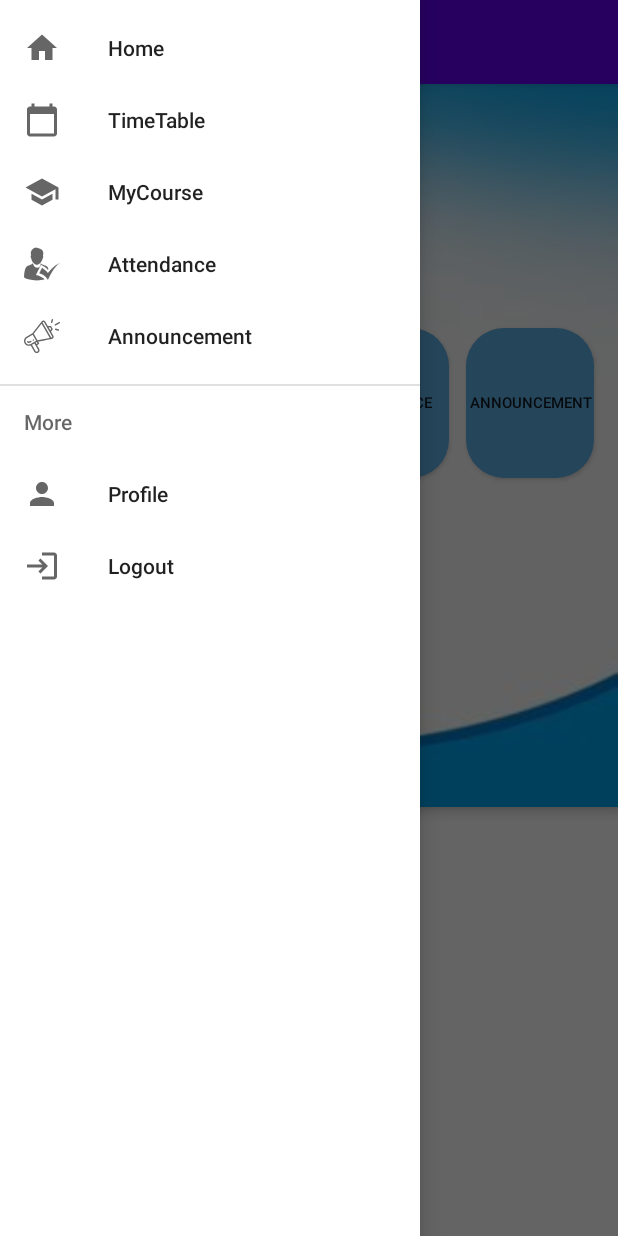
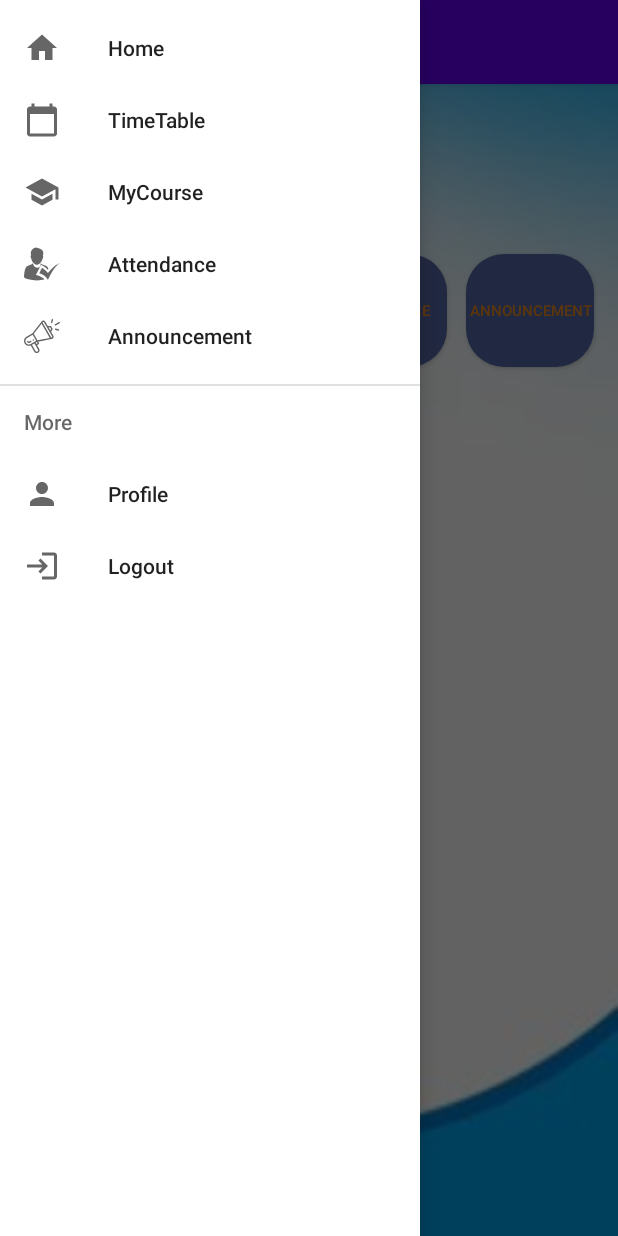
Before and after one commit to underdogs3/Dmce-App, an Android app: the HomeFragment screen opened directly, with no data from a screen before it, with the side drawer open, on a phone screen of 412 x 824 dp. Run offline under Robolectric (Android 15) with nearby library versions, the phone set to English and light mode, and no system bars.

Commit message:
logo changed

```diff
--- a/app/src/main/AndroidManifest.xml
+++ b/app/src/main/AndroidManifest.xml
@@ -4,9 +4,9 @@
 
     <application
         android:allowBackup="true"
-        android:icon="@mipmap/ic_launcher"
-        android:label="@string/app_name"
-        android:roundIcon="@mipmap/ic_launcher_round"
+        android:icon="@drawable/logo"
+        android:label="DMCE"
+        android:roundIcon="@drawable/logo"
         android:supportsRtl="true"
         android:theme="@style/AppTheme">
         <activity android:name=".HomePage"></activity>
--- a/app/src/main/java/com/example/loginpage/HomePage.java
+++ b/app/src/main/java/com/example/loginpage/HomePage.java
@@ -1,7 +1,6 @@
 package com.example.loginpage;
 
 import android.os.Bundle;
-import android.view.Gravity;
 import android.view.MenuItem;
 
 import androidx.annotation.NonNull;
--- a/app/src/main/res/layout/fragment_home.xml
+++ b/app/src/main/res/layout/fragment_home.xml
@@ -7,105 +7,98 @@
     android:background="@drawable/back9"
     tools:context=".Fragment.HomeFragment">
 
-    <ImageView
-        android:id="@+id/imageView"
-        android:layout_width="410dp"
-        android:layout_height="135dp"
-        android:src="@drawable/newlogodmce"
-        app:layout_constraintBottom_toBottomOf="parent"
-        app:layout_constraintEnd_toEndOf="parent"
-        app:layout_constraintHorizontal_bias="0.0"
-        app:layout_constraintStart_toStartOf="parent"
-        app:layout_constraintTop_toTopOf="parent"
-        app:layout_constraintVertical_bias="0.078" />
-
     <Button
         android:id="@+id/btn1"
         android:layout_width="85dp"
-        android:layout_height="100dp"
+        android:layout_height="75dp"
         android:background="@drawable/rounded_btn"
-        android:backgroundTint="#5DADE2"
+        android:backgroundTint="#5464a4"
         android:text="Timetable"
+        android:textColor="#e8881c"
         android:textSize="12sp"
         app:layout_constraintBottom_toBottomOf="parent"
-        app:layout_constraintEnd_toEndOf="parent"
-        app:layout_constraintHorizontal_bias="0.049"
+        app:layout_constraintEnd_toStartOf="@+id/btn2"
+        app:layout_constraintHorizontal_bias="0.333"
         app:layout_constraintStart_toStartOf="parent"
-        app:layout_constraintTop_toBottomOf="@+id/imageView"
-        app:layout_constraintVertical_bias="0.0" />
+        app:layout_constraintTop_toTopOf="parent"
+        app:layout_constraintVertical_bias="0.226" />
 
     <Button
         android:id="@+id/btn2"
         android:layout_width="85dp"
-        android:layout_height="100dp"
+        android:layout_height="75dp"
         android:background="@drawable/rounded_btn"
-        android:backgroundTint="#5DADE2"
+        android:backgroundTint="#5464a4"
         android:text="MyCourses"
+        android:textColor="#e8881c"
         android:textSize="10sp"
         app:layout_constraintBottom_toBottomOf="parent"
-        app:layout_constraintEnd_toEndOf="parent"
-        app:layout_constraintHorizontal_bias="0.349"
+        app:layout_constraintEnd_toStartOf="@+id/btn3"
+        app:layout_constraintHorizontal_bias="0.881"
         app:layout_constraintStart_toStartOf="parent"
-        app:layout_constraintTop_toBottomOf="@+id/imageView"
-        app:layout_constraintVertical_bias="0.0" />
+        app:layout_constraintTop_toTopOf="parent"
+        app:layout_constraintVertical_bias="0.226" />
 
     <Button
         android:id="@+id/btn3"
         android:layout_width="85dp"
-        android:layout_height="100dp"
+        android:layout_height="75dp"
         android:background="@drawable/rounded_btn"
-        android:backgroundTint="#5DADE2"
+        android:backgroundTint="#5464a4"
         android:text="Attendence"
+        android:textColor="#e8881c"
         android:textSize="10sp"
         app:layout_constraintBottom_toBottomOf="parent"
         app:layout_constraintEnd_toEndOf="parent"
-        app:layout_constraintHorizontal_bias="0.656"
+        app:layout_constraintHorizontal_bias="0.65"
         app:layout_constraintStart_toStartOf="parent"
-        app:layout_constraintTop_toBottomOf="@+id/imageView"
-        app:layout_constraintVertical_bias="0.0" />
+        app:layout_constraintTop_toTopOf="parent"
+        app:layout_constraintVertical_bias="0.226" />
 
     <Button
         android:id="@+id/button4"
         android:layout_width="85dp"
-        android:layout_height="100dp"
+        android:layout_height="75dp"
         android:background="@drawable/rounded_btn"
-        android:backgroundTint="#5DADE2"
+        android:backgroundTint="#5464a4"
         android:text="Announcement"
+        android:textColor="#e8881c"
         android:textSize="10sp"
         app:layout_constraintBottom_toBottomOf="parent"
         app:layout_constraintEnd_toEndOf="parent"
         app:layout_constraintHorizontal_bias="0.95"
         app:layout_constraintStart_toStartOf="parent"
-        app:layout_constraintTop_toBottomOf="@+id/imageView"
-        app:layout_constraintVertical_bias="0.0" />
+        app:layout_constraintTop_toTopOf="parent"
+        app:layout_constraintVertical_bias="0.226" />
 
     <TextView
         android:id="@+id/textView"
         android:layout_width="138dp"
         android:layout_height="38dp"
         android:text="New Feed"
-        android:textColor="#030C76"
+        android:textColor="#191762"
         android:textSize="24sp"
         app:layout_constraintBottom_toBottomOf="parent"
         app:layout_constraintEnd_toEndOf="parent"
-        app:layout_constraintHorizontal_bias="0.058"
+        app:layout_constraintHorizontal_bias="0.036"
         app:layout_constraintStart_toStartOf="parent"
         app:layout_constraintTop_toBottomOf="@+id/btn1"
-        app:layout_constraintVertical_bias="0.069" />
+        app:layout_constraintVertical_bias="0.259" />
 
     <ScrollView
-        android:layout_width="409dp"
-        android:layout_height="319dp"
+        android:layout_width="390dp"
+        android:layout_height="359dp"
         app:layout_constraintBottom_toBottomOf="parent"
         app:layout_constraintEnd_toEndOf="parent"
-        app:layout_constraintHorizontal_bias="0.0"
+        app:layout_constraintHorizontal_bias="0.473"
         app:layout_constraintStart_toStartOf="parent"
-        app:layout_constraintTop_toBottomOf="@+id/imageView"
-        app:layout_constraintVertical_bias="0.987">
+        app:layout_constraintTop_toTopOf="parent"
+        app:layout_constraintVertical_bias="0.965">
 
         <LinearLayout
             android:layout_width="match_parent"
             android:layout_height="wrap_content"
             android:orientation="vertical" />
     </ScrollView>
+
 </androidx.constraintlayout.widget.ConstraintLayout>
--- a/app/src/main/res/menu/main_menu.xml
+++ b/app/src/main/res/menu/main_menu.xml
@@ -1,8 +1,9 @@
 <?xml version="1.0" encoding="utf-8"?>
 <menu xmlns:android="http://schemas.android.com/apk/res/android">
+
 <group android:checkableBehavior="single">
     <item android:id="@+id/home"
-        android:title="Home"
+        android:title="@string/home"
         android:icon="@drawable/ic_baseline_home_24"/>
 
     <item android:id="@+id/timetable"
--- a/app/src/main/res/values/strings.xml
+++ b/app/src/main/res/values/strings.xml
@@ -5,4 +5,5 @@
     <string name="close">close</string>
     <!-- TODO: Remove or change this placeholder text -->
     <string name="hello_blank_fragment">Hello blank fragment</string>
+    <string name="home">Home</string>
 </resources>
```
Also changed, not shown: app/src/main/java/com/example/loginpage/MainActivity.java (+5 -14 lines), app/src/main/res/layout-v21/top_toolbar.xml (added, +21 -0 lines), app/src/main/res/layout/activity_main.xml (+3 -4 lines), app/src/main/res/drawable-v24/bg.png (added), app/src/main/res/drawable-v24/bgicon.png (added), app/src/main/res/drawable-v24/logo.png (added), app/src/main/res/drawable/download.jpg (added), app/src/main/res/drawable/logo.png (deleted), app/src/main/res/layout/activity_home_page.xml (line endings or trailing spaces), app/src/main/res/layout/fragment_announcement.xml (line endings or trailing spaces).
